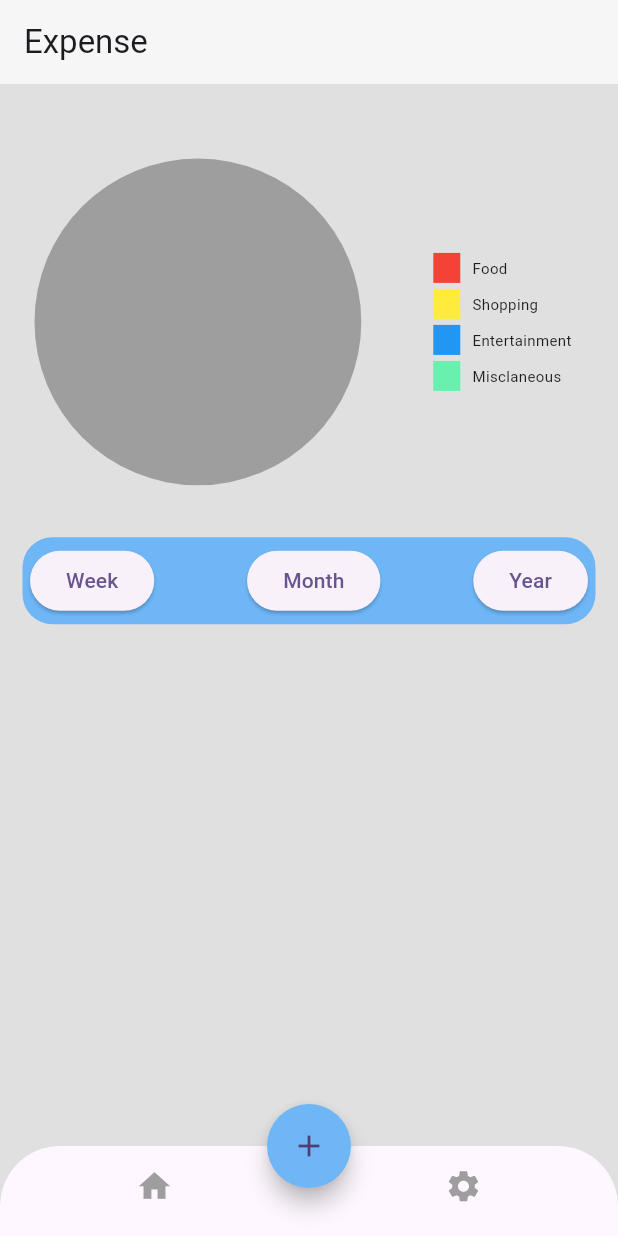
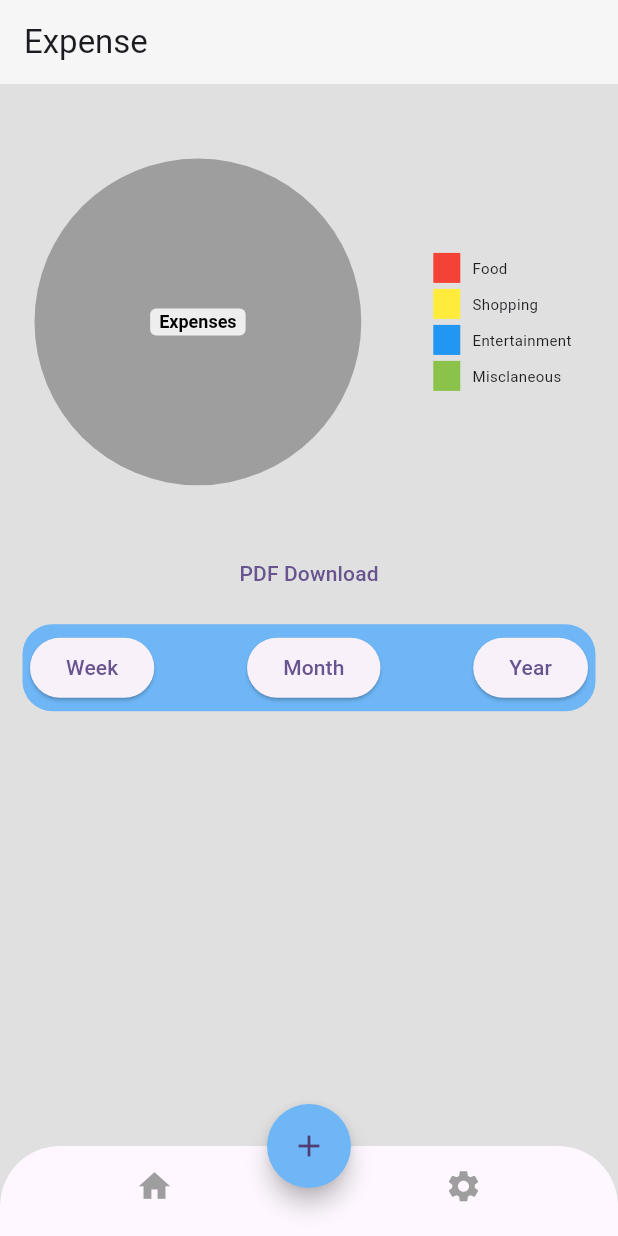
Before and after one commit to AMfaraz/expanse_tracker, a Flutter app: the screen it shows after launch, item 2 of the bottom bar chosen, after a tap on "Week", on a phone screen of 412 x 824 dp. Run offline on Flutter 3.47's test engine with Material 3 defaults, Android fonts, the phone set to English and light mode, and no system bars; drawn by our look-alikes of pie_chart; our stand-ins replace dropdown_button2, get, sqflite; accounts and stored records are empty.

Commit message:
succesfully refactored and sdolved pie chart

```diff
--- a/lib/controllers/expense_controller.dart
+++ b/lib/controllers/expense_controller.dart
@@ -16,21 +16,47 @@ class ExpenseController extends GetxController {
 
   final _expenseList = [].obs;
 
-  List<Expense> getExpenseList() {
-    return List.from(_expenseList);
+  @override
+  void onInit() {
+    // TODO: implement onInit
+    addExpensesToList();
+    super.onInit();
   }
 
-  @override
-  // void onInit() {
-  //   // TODO: implement onInit
-  //   addExpensesToList();
-  //   super.onInit();
+  // List<Expense> getExpenseList() {
+  //   return List.from(_expenseList);
   // }
 
 
-  // String test(){
-  //   return "test";
-  // }
+  List<Expense> getExpenseList({String time = "month"}) {
+    List<Expense> list=List.from(_expenseList);
+    late DateTime checkDate;
+
+    if (time == "year") {
+      checkDate = DateTime.now().subtract(const Duration(days: 365));
+      checkDate = DateTime(checkDate.year, checkDate.month, checkDate.day);
+
+    }
+    else if (time == "month") {
+      checkDate = DateTime.now().subtract(const Duration(days: 30));
+      checkDate = DateTime(checkDate.year, checkDate.month, checkDate.day);
+    }
+    else if (time == "week") {
+      checkDate = DateTime.now().subtract(const Duration(days: 7));
+      checkDate = DateTime(checkDate.year, checkDate.month, checkDate.day);
+    }
+
+    list.removeWhere((ele){
+        if(ele.date.isBefore(checkDate)){
+          return true;
+        }
+        return false;
+      });
+
+    return list;
+  }
+
+
 
   void insert(Expense expense) {
     _expenseList.add(expense);
@@ -60,7 +86,6 @@ class ExpenseController extends GetxController {
     return data;
   }
 
-
   addExpensesToList({String time = "month"}) async {
     _expenseList.clear();
     final List<Map<String, dynamic>> expenses = await dbHelper.read();
@@ -72,10 +97,8 @@ class ExpenseController extends GetxController {
       switch (time) {
         //checking if date is under a year
         case "year":
-          checkDate =
-              DateTime.now().subtract(const Duration(days: 365));
-          checkDate = DateTime(
-              checkDate.year, checkDate.month, checkDate.day);
+          checkDate = DateTime.now().subtract(const Duration(days: 365));
+          checkDate = DateTime(checkDate.year, checkDate.month, checkDate.day);
 
           if (expense.date.isAfter(checkDate)) {
             insert(expense);
@@ -84,10 +107,8 @@ class ExpenseController extends GetxController {
 
         //checking if date is under a month
         case "month":
-          checkDate =
-              DateTime.now().subtract(const Duration(days: 30));
-          checkDate = DateTime(
-              checkDate.year, checkDate.month, checkDate.day);
+          checkDate = DateTime.now().subtract(const Duration(days: 30));
+          checkDate = DateTime(checkDate.year, checkDate.month, checkDate.day);
 
           if (expense.date.isAfter(checkDate)) {
             insert(expense);
@@ -96,10 +117,8 @@ class ExpenseController extends GetxController {
 
         //checking if date is under a week
         case "week":
-          DateTime checkDate =
-              DateTime.now().subtract(const Duration(days: 7));
-          checkDate = DateTime(
-              checkDate.year, checkDate.month, checkDate.day);
+          DateTime checkDate = DateTime.now().subtract(const Duration(days: 7));
+          checkDate = DateTime(checkDate.year, checkDate.month, checkDate.day);
 
           if (expense.date.isAfter(checkDate)) {
             insert(expense);
@@ -111,5 +130,4 @@ class ExpenseController extends GetxController {
       }
     }
   }
-
 }
--- a/lib/screen/expenses_screen.dart
+++ b/lib/screen/expenses_screen.dart
@@ -1,7 +1,5 @@
 import 'package:flutter/material.dart';
 import 'package:get/get.dart';
-import 'package:pie_chart/pie_chart.dart';
-
 
 //utils
 import '../utils/colors.dart';
@@ -16,24 +14,36 @@ import '../widgets/expenses_screen_widgets/expense_pie_chart.dart';
 class ExpensesScreen extends StatelessWidget {
   ExpensesScreen({super.key});
 
-  final ExpenseController expenseController = Get.find<ExpenseController>();
+  // final ExpenseController expenseController = Get.find<ExpenseController>();
 
   @override
   Widget build(BuildContext context) {
-
     Rx<Widget> expensesWidget = RecentExpenseList(
-      expenseController: expenseController,
+      // expenseController: expenseController,
       time: "month",
     ).obs;
 
-    Rx<Widget> expensePieChart=ExpensePieChart().obs;
+    Rx<Widget> expensePieChart = ExpensePieChart().obs;
 
     return Container(
       padding: const EdgeInsets.all(15),
       child: Column(
         children: <Widget>[
           //pie chart
-          expensePieChart.value,
+          // expensePieChart.value,
+
+          Obx(() {
+            return expensePieChart.value;
+          }),
+
+          //PDF download button
+          Container(
+            margin: EdgeInsets.only(bottom: 10),
+            child: TextButton(
+              onPressed: () {},
+              child: Text("PDF Download"),
+            ),
+          ),
 
           //heading
           Container(
@@ -50,7 +60,9 @@ class ExpensesScreen extends StatelessWidget {
                 ElevatedButton(
                     onPressed: () {
                       expensesWidget.value = RecentExpenseList(
-                        expenseController: expenseController,
+                        time: "week",
+                      );
+                      expensePieChart.value = ExpensePieChart(
                         time: "week",
                       );
                     },
@@ -60,7 +72,9 @@ class ExpensesScreen extends StatelessWidget {
                 ElevatedButton(
                     onPressed: () {
                       expensesWidget.value = RecentExpenseList(
-                        expenseController: expenseController,
+                        time: "month",
+                      );
+                      expensePieChart.value = ExpensePieChart(
                         time: "month",
                       );
                     },
@@ -70,7 +84,9 @@ class ExpensesScreen extends StatelessWidget {
                 ElevatedButton(
                     onPressed: () {
                       expensesWidget.value = RecentExpenseList(
-                        expenseController: expenseController,
+                        time: "year",
+                      );
+                      expensePieChart.value = ExpensePieChart(
                         time: "year",
                       );
                     },
--- a/lib/screen/main_screen.dart
+++ b/lib/screen/main_screen.dart
@@ -2,7 +2,7 @@ import 'package:flutter/material.dart';
 import 'package:get/get.dart';
 
 //screen
-// import '../screen/view_all_screen.dart';
+import '../screen/view_all_screen.dart';
 
 //utils
 import '../utils/colors.dart';
@@ -74,7 +74,7 @@ class MainScreen extends StatelessWidget {
           ),
 
           //heading
-          const Row(
+          Row(
             mainAxisSize: MainAxisSize.max,
             mainAxisAlignment: MainAxisAlignment.spaceBetween,
             children: <Widget>[
@@ -86,18 +86,17 @@ class MainScreen extends StatelessWidget {
                 ),
               ),
               //this will be a button
-              // TextButton(
-              //     onPressed: () {
-              //       Get.to(() => ViewAllScreen());
-              //     },
-              //     child: const Text("View all"),),
+              TextButton(
+                  onPressed: () {
+                    Get.to(() => ViewAllScreen());
+                  },
+                  child: const Text("View all"),),
             ],
           ),
 
           //expense list
           Expanded(
             child: RecentExpenseList(
-              expenseController: expenseController,
               time: "month",
             ),
           ),
--- a/lib/screen/view_all_screen.dart
+++ b/lib/screen/view_all_screen.dart
@@ -8,19 +8,14 @@ import '../utils/colors.dart';
 import '../widgets/recent_expense_list.dart';
 
 //controller
-import '../controllers/expense_controller.dart';
 
 class ViewAllScreen extends StatelessWidget {
   ViewAllScreen({super.key});
-
-  final ExpenseController expenseController=Get.find<ExpenseController>();
-  // final ExpenseController expenseController=Get.put(ExpenseController());
 
   @override
   Widget build(BuildContext context) {
 
     Rx<Widget> expensesWidget=RecentExpenseList(
-              expenseController: expenseController,
               time: "month",
             ).obs;
 
--- a/lib/widgets/expenses_screen_widgets/expense_pie_chart.dart
+++ b/lib/widgets/expenses_screen_widgets/expense_pie_chart.dart
@@ -12,22 +12,30 @@ import '../../controllers/expense_controller.dart';
 import '../../model/expense.dart';
 
 class ExpensePieChart extends StatelessWidget {
-  ExpensePieChart({super.key});
+  final String time;
+  ExpensePieChart({super.key,this.time="month"});
 
   final ExpenseController expenseController = Get.find<ExpenseController>();
 
-  final Map<String, double> pieMap = {
-    "Food": 10,
-    "Shopping": 20,
-    "Entertainment": 30,
-    "Misclaneous": 40,
+  final  pieMap = {
+    "Food": 10.0,
+    "Shopping": 20.0,
+    "Entertainment": 30.0,
+    "Misclaneous": 40.0,
   };
+
+  // final List<Color> pieColors = [
+  //   Colors.red,
+  //   Colors.yellow,
+  //   Colors.blue,
+  //   Colors.greenAccent,
+  // ];
 
   final List<Color> pieColors = [
     Colors.red,
     Colors.yellow,
     Colors.blue,
-    Colors.greenAccent,
+    Colors.lightGreen,
   ];
 
   setingPieMapValues() {
@@ -35,7 +43,7 @@ class ExpensePieChart extends StatelessWidget {
     double shopping = 0;
     double entertainment = 0;
     double misclaneous = 0;
-    final List<Expense> expenses = expenseController.getExpenseList();
+    final List<Expense> expenses = expenseController.getExpenseList(time: time);
 
     //summing the values
     for (var expense in expenses) {
@@ -51,26 +59,22 @@ class ExpensePieChart extends StatelessWidget {
 
     }
     // setting the map value
-      pieMap["Food"] = food;
-      pieMap["Shopping"] = shopping;
-      pieMap["Entertainment"] = entertainment;
-      pieMap["Misclaneous"] = misclaneous;
-  //   return {
-  //   "Food": food,
-  //   "Shopping": shopping,
-  //   "Entertainment": entertainment,
-  //   "Misclaneous": misclaneous,
-  // };
-    // print(expenses);
+    pieMap.assignAll({
+    "Food": food,
+    "Shopping": shopping,
+    "Entertainment": entertainment,
+    "Misclaneous": misclaneous,
+  });
   }
 
   @override
   Widget build(BuildContext context) {
     final double height = ScreenUtils.height(context);
-    // print("helelo this is");
+
+    // return Obx((){
     setingPieMapValues();
 
-    return Container(
+      return Container(
             margin: const EdgeInsets.symmetric(vertical: 20),
             height: height * 0.3,
             width: double.infinity,
@@ -78,13 +82,19 @@ class ExpensePieChart extends StatelessWidget {
             child: PieChart(
               dataMap: pieMap,
               colorList: pieColors,
+              // gradientList: pieGradient,
+
+              centerText: "Expenses",
+              ringStrokeWidth: 24,
+              // Set the animation duration of the pie chart
+              animationDuration: const Duration(seconds: 1),
 
               //chart optins
               chartValuesOptions: const ChartValuesOptions(
                 showChartValues: true,
                 showChartValuesOutside: true,
                 showChartValuesInPercentage: true,
-                showChartValueBackground: false,
+                showChartValueBackground: true,
               ),
 
               //legend options
@@ -98,5 +108,8 @@ class ExpensePieChart extends StatelessWidget {
 
             ),
           );
+    // });
   }
+
+
 }
--- a/lib/widgets/recent_expense_list.dart
+++ b/lib/widgets/recent_expense_list.dart
@@ -1,90 +1,3 @@
-// import 'package:flutter/material.dart';
-// import 'package:get/get.dart';
-
-// //utils
-// import '../utils/colors.dart';
-// import '../utils/functions.dart';
-
-// //models
-// import '../model/expense.dart';
-
-// //controllers
-// import '../controllers/expense_controller.dart';
-
-// class RecentExpenseList extends StatelessWidget {
-//   final ExpenseController expenseController;
-//   final String time;
-
-//   const RecentExpenseList({super.key,required this.expenseController,this.time="week"});
-
-//   @override
-//   Widget build(BuildContext context) {
-//         // expenseController.initializeExpenses(time);
-//         // expenseController.addExpensesToList(time:time);
-//         return Obx(() {
-//         final List<Expense> expenses = expenseController.getExpenseList();
-//         return ListView.builder(
-//           itemCount: expenses.length,
-//           itemBuilder: (BuildContext context, int index) {
-//             return Container(
-//               alignment: Alignment.center,
-//               decoration: BoxDecoration(
-//                   color: elementBackgroundColor,
-//                   borderRadius: BorderRadius.circular(13)),
-//               margin: const EdgeInsets.symmetric(vertical: 15),
-
-//               //each expense
-//               child: ListTile(
-//                 leading: CircleAvatar(
-//                   backgroundColor: Colors.orange,
-//                   child: expenses[index].icon,
-//                 ),
-//                 title: Text(expenses[index].title),
-//                 subtitle: Text(expenses[index].category),
-//                 trailing: Column(
-//                   mainAxisSize: MainAxisSize.min,
-//                   mainAxisAlignment: MainAxisAlignment.start,
-//                   crossAxisAlignment: CrossAxisAlignment.end,
-//                   children: <Widget>[
-//                     Text("-\$ ${expenses[index].amount}"),
-//                     Text(dateToString(expenses[index].date)),
-//                   ],
-//                 ),
-//               ),
-//             );
-//           },
-//         );
-//       });
-//   }
-// }
-
-
-
-
-
-
-
-
-
-
-
-
-
-
-
-
-
-
-
-
-
-
-
-
-
-
-
-
 import 'package:flutter/material.dart';
 import 'package:get/get.dart';
 
@@ -99,17 +12,17 @@ import '../model/expense.dart';
 import '../controllers/expense_controller.dart';
 
 class RecentExpenseList extends StatelessWidget {
-  final ExpenseController expenseController;
+  final ExpenseController expenseController = Get.find<ExpenseController>();
+
   final String time;
 
-  const RecentExpenseList({super.key,required this.expenseController,this.time="week"});
+  RecentExpenseList({super.key,this.time="week"});
 
   @override
   Widget build(BuildContext context) {
-        // expenseController.initializeExpenses(time);
-        expenseController.addExpensesToList(time:time);
+        // expenseController.addExpensesToList(time:time);
         return Obx(() {
-        final List<Expense> expenses = expenseController.getExpenseList();
+        final List<Expense> expenses = expenseController.getExpenseList(time: time);
         return ListView.builder(
           itemCount: expenses.length,
           itemBuilder: (BuildContext context, int index) {
```
